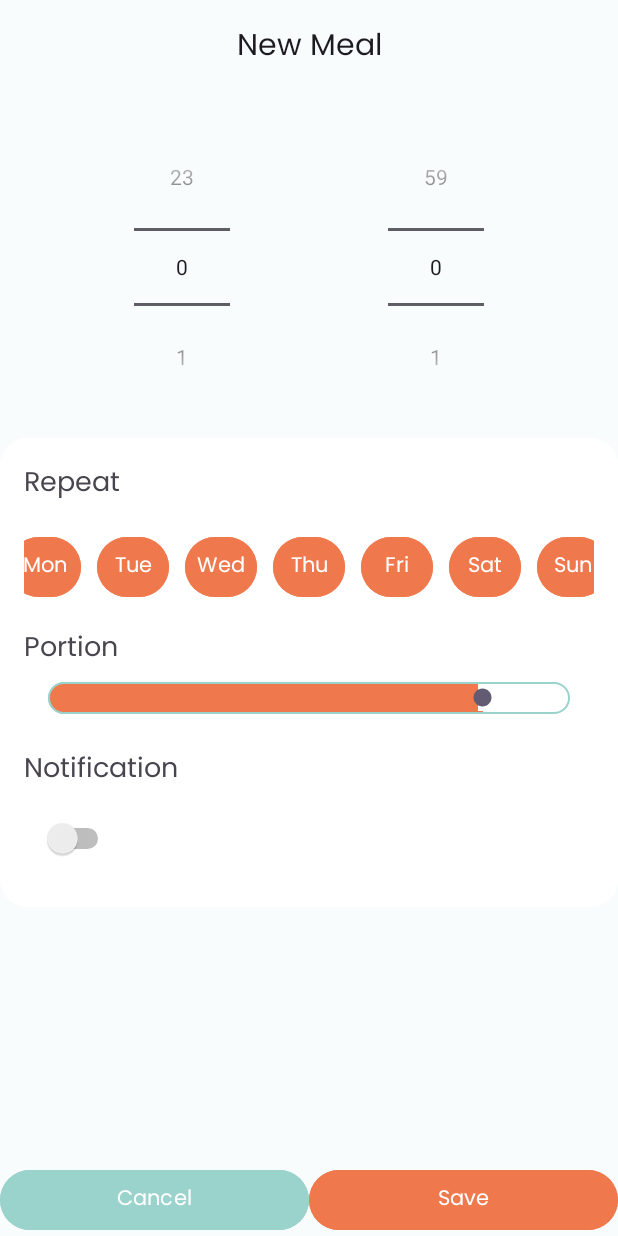
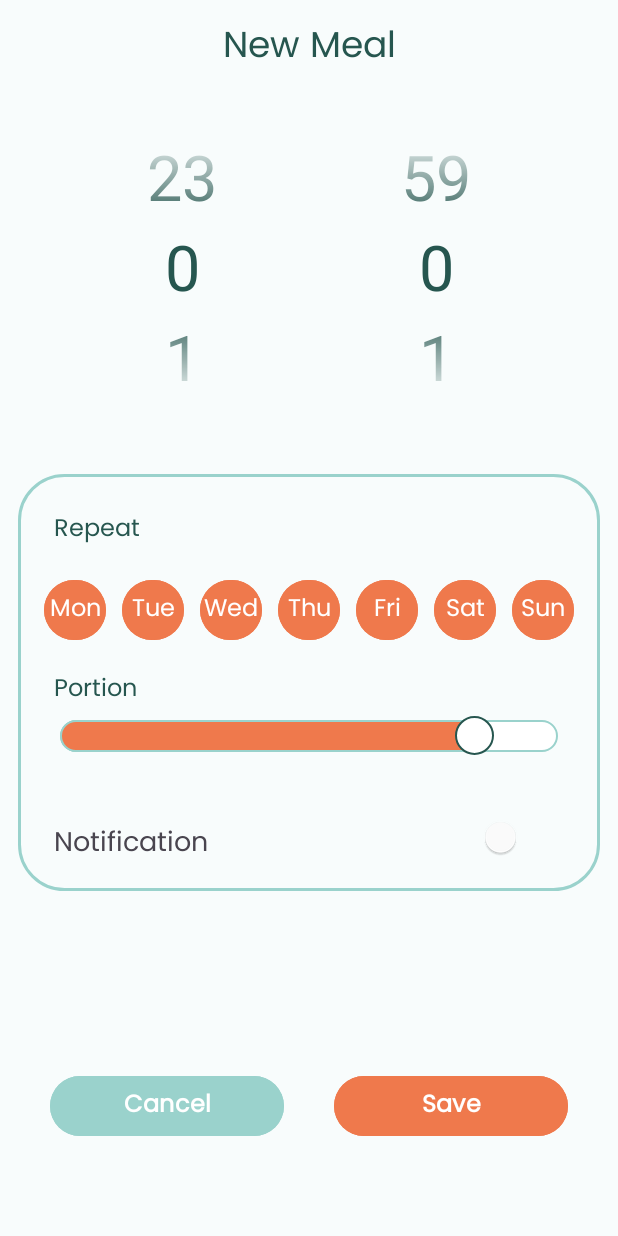
Before and after one commit to Rubendsp30/Project_CM, an Android app: the fragment ScheduleFragment placed in its activity, on a phone screen of 412 x 824 dp. Run offline under Robolectric (Android 15) with nearby library versions, the phone set to English and light mode, and no system bars; our stand-ins replace Firebase (no records; nobody signed in at launch, a user with empty details on screens opened directly); libraries missing offline, so code that uses them is left out: info.mqtt.android, org.eclipse.paho; 2 statements that could not run were skipped.

Commit message:
Schedule UI

```diff
--- a/Project_CM/app/src/main/java/com/example/project_cm/Fragments/ScheduleFragment.java
+++ b/Project_CM/app/src/main/java/com/example/project_cm/Fragments/ScheduleFragment.java
@@ -88,7 +88,6 @@ public class ScheduleFragment extends Fragment {
         numberPickerHour = view.findViewById(R.id.numberPickerHour);
         numberPickerMinute = view.findViewById(R.id.numberPickerMinute);
         portionSeekBar = view.findViewById(R.id.portionSeekBar);
-        notificationSwitch = view.findViewById(R.id.switch1);
         saveButton = view.findViewById(R.id.saveButton);
         cancelButton = view.findViewById(R.id.cancelButton);
 
@@ -134,8 +133,9 @@ public class ScheduleFragment extends Fragment {
         for (Button dayButton : dayButtons) {
             dayButton.setOnClickListener(v -> {
                 v.setSelected(!v.isSelected());
-                v.getBackground().setTint(v.isSelected() ? getResources().getColor(R.color.orange_100) : getResources().getColor(R.color.orange_300));
+                v.getBackground().setTint(v.isSelected() ? getResources().getColor(R.color.orange_300) : getResources().getColor(R.color.orange_100));
             });
+            dayButton.getBackground().setTint(getResources().getColor(R.color.orange_300, null));
         }
     }
 
--- /dev/null
+++ b/Project_CM/app/src/main/res/drawable/weekdaybuttons.xml
@@ -0,0 +1,5 @@
+<?xml version="1.0" encoding="utf-8"?>
+<shape xmlns:android="http://schemas.android.com/apk/res/android">
+    <solid android:color="@color/orange_300"/>
+    <corners android:radius="300dp"/>
+</shape>
--- a/Project_CM/app/src/main/res/layout/schedule_fragment.xml
+++ b/Project_CM/app/src/main/res/layout/schedule_fragment.xml
@@ -21,14 +21,18 @@
             android:layout_height="wrap_content"
             android:layout_gravity="center"
             android:text="@string/new_meal"
+            android:textSize="@dimen/medium_24"
+            android:textColor="@color/green_400"
             android:textAppearance="@style/TextAppearance.Widget.AppCompat.Toolbar.Title" />
     </androidx.appcompat.widget.Toolbar>
+
     <NumberPicker
         android:id="@+id/numberPickerHour"
         android:layout_width="wrap_content"
         android:layout_height="wrap_content"
         android:layout_marginTop="24dp"
         android:layout_marginEnd="8dp"
+        android:theme="@style/NumberPicker"
         app:layout_constraintTop_toBottomOf="@+id/toolbar"
         app:layout_constraintEnd_toStartOf="@+id/numberPickerMinute"
         app:layout_constraintStart_toStartOf="parent" />
@@ -40,110 +44,140 @@
         android:layout_height="wrap_content"
         android:layout_marginTop="24dp"
         android:layout_marginStart="8dp"
+        android:theme="@style/NumberPicker"
         app:layout_constraintTop_toBottomOf="@+id/toolbar"
         app:layout_constraintStart_toEndOf="@+id/numberPickerHour"
         app:layout_constraintEnd_toEndOf="parent" />
 
     <LinearLayout
         android:id="@+id/container"
-        android:layout_width="0dp"
+        android:layout_width="match_parent"
         android:layout_height="wrap_content"
+        android:layout_marginHorizontal="32dp"
+        android:layout_marginStart="12dp"
+        android:layout_marginTop="48dp"
+        android:layout_marginEnd="12dp"
+        android:layout_weight="1"
+        android:background="@drawable/custom_username_edit_text"
         android:orientation="vertical"
-        android:background="@drawable/rounded_corner_background"
-        android:padding="16dp"
-        app:layout_constraintTop_toBottomOf="@id/numberPickerMinute"
+        android:padding="12dp"
+        app:layout_constraintEnd_toEndOf="parent"
         app:layout_constraintStart_toStartOf="parent"
-        app:layout_constraintEnd_toEndOf="parent"
-        android:layout_marginTop="24dp">
+        app:layout_constraintTop_toBottomOf="@id/numberPickerMinute">
 
         <!-- Repeat Section -->
         <TextView
             android:id="@+id/repeatLabel"
             android:layout_width="wrap_content"
             android:layout_height="wrap_content"
+            android:layout_marginStart="12dp"
+            android:layout_marginTop="12dp"
             android:text="@string/repeat"
-            android:textAppearance="@style/TextAppearance.AppCompat.Medium" />
+            android:textAppearance="@style/TextAppearance.AppCompat.Medium"
+            android:textColor="@color/green_400"
+            android:textSize="@dimen/small_16" />
 
         <!-- Day of the Week Buttons -->
         <LinearLayout
             android:id="@+id/dayOfWeekButtons"
-            android:layout_width="match_parent"
+            android:layout_width="wrap_content"
             android:layout_height="wrap_content"
+            android:layout_marginTop="16dp"
+            android:gravity="center"
             android:orientation="horizontal"
-            android:gravity="center"
-            android:layout_marginTop="16dp">
+            android:weightSum="7">
 
             <!-- Example for Monday button -->
             <Button
                 android:id="@+id/buttonMonday"
-                android:layout_width="48dp"
-                android:layout_height="wrap_content"
-                android:backgroundTint="@color/orange_300"
+                android:layout_width="0dp"
+                android:layout_height="match_parent"
+                android:layout_marginLeft="5dp"
+                android:layout_marginRight="5dp"
+                android:layout_weight="1"
+                android:backgroundTint="@color/orange_100"
                 android:padding="0dp"
                 android:text="@string/mon"
+                android:textColor="@color/white"
+                android:textSize="@dimen/small_16" />
+
+            <Button
+                android:id="@+id/buttonTuesday"
+                android:layout_width="0dp"
+                android:layout_height="match_parent"
                 android:layout_marginLeft="5dp"
                 android:layout_marginRight="5dp"
-                android:textColor="@color/white" />
-            <Button
-                android:id="@+id/buttonTuesday"
-                android:layout_width="48dp"
-                android:layout_height="wrap_content"
-                android:backgroundTint="@color/orange_300"
+                android:layout_weight="1"
+                android:backgroundTint="@color/orange_100"
                 android:padding="0dp"
                 android:text="@string/tue"
+                android:textColor="@color/white"
+                android:textSize="@dimen/small_16" />
+
+            <Button
+                android:id="@+id/buttonWednesday"
+                android:layout_width="0dp"
+                android:layout_height="match_parent"
                 android:layout_marginLeft="5dp"
                 android:layout_marginRight="5dp"
-                android:textColor="@color/white" />
-            <Button
-                android:id="@+id/buttonWednesday"
-                android:layout_width="48dp"
-                android:layout_height="wrap_content"
-                android:backgroundTint="@color/orange_300"
+                android:layout_weight="1"
+                android:backgroundTint="@color/orange_100"
                 android:padding="0dp"
                 android:text="@string/wed"
+                android:textColor="@color/white"
+                android:textSize="@dimen/small_16" />
+
+            <Button
+                android:id="@+id/buttonThursday"
+                android:layout_width="0dp"
+                android:layout_height="match_parent"
                 android:layout_marginLeft="5dp"
                 android:layout_marginRight="5dp"
-                android:textColor="@color/white" />
-            <Button
-                android:id="@+id/buttonThursday"
-                android:layout_width="48dp"
-                android:layout_height="wrap_content"
-                android:backgroundTint="@color/orange_300"
+                android:layout_weight="1"
+                android:backgroundTint="@color/orange_100"
                 android:padding="0dp"
                 android:text="@string/thu"
+                android:textColor="@color/white"
+                android:textSize="@dimen/small_16" />
+
+            <Button
+                android:id="@+id/buttonFriday"
+                android:layout_width="0dp"
+                android:layout_height="match_parent"
                 android:layout_marginLeft="5dp"
                 android:layout_marginRight="5dp"
-                android:textColor="@color/white" />
-            <Button
-                android:id="@+id/buttonFriday"
-                android:layout_width="48dp"
-                android:layout_height="wrap_content"
-                android:backgroundTint="@color/orange_300"
+                android:layout_weight="1"
+                android:backgroundTint="@color/orange_100"
                 android:padding="0dp"
                 android:text="@string/fri"
+                android:textColor="@color/white"
+                android:textSize="@dimen/small_16" />
+
+            <Button
+                android:id="@+id/buttonSaturday"
+                android:layout_width="0dp"
+                android:layout_height="match_parent"
                 android:layout_marginLeft="5dp"
                 android:layout_marginRight="5dp"
-                android:textColor="@color/white" />
-            <Button
-                android:id="@+id/buttonSaturday"
-                android:layout_width="48dp"
-                android:layout_height="wrap_content"
-                android:backgroundTint="@color/orange_300"
+                android:layout_weight="1"
+                android:backgroundTint="@color/orange_100"
                 android:padding="0dp"
                 android:text="@string/sat"
+                android:textColor="@color/white"
+                android:textSize="@dimen/small_16" />
+
+            <Button
+                android:id="@+id/buttonSunday"
+                android:layout_width="0dp"
+                android:layout_height="match_parent"
                 android:layout_marginLeft="5dp"
                 android:layout_marginRight="5dp"
-                android:textColor="@color/white" />
-            <Button
-                android:id="@+id/buttonSunday"
-                android:layout_width="48dp"
-                android:layout_height="wrap_content"
-                android:backgroundTint="@color/orange_300"
+                android:layout_weight="1"
+                android:backgroundTint="@color/orange_100"
                 android:padding="0dp"
                 android:text="@string/sun"
-                android:layout_marginLeft="5dp"
-                android:layout_marginRight="5dp"
-                android:textColor="@color/white" />
+                android:textColor="@color/white"
+                android:textSize="@dimen/small_16" />
         </LinearLayout>
 
         <!-- Portion Section -->
@@ -151,9 +185,13 @@
             android:id="@+id/portionLabel"
             android:layout_width="wrap_content"
             android:layout_height="wrap_content"
+            android:layout_marginStart="12dp"
+            android:layout_marginTop="16dp"
+
             android:text="@string/portion"
             android:textAppearance="@style/TextAppearance.AppCompat.Medium"
-            android:layout_marginTop="16dp"/>
+            android:textColor="@color/green_400"
+            android:textSize="@dimen/small_16" />
 
         <SeekBar
             android:id="@+id/portionSeekBar"
@@ -163,50 +201,76 @@
             android:min="10"
             android:progress="85"
             android:progressDrawable="@drawable/custom_seekbar"
+            android:splitTrack="false"
+            android:thumb="@drawable/custom_seekbar_thumb"
             app:layout_constraintEnd_toEndOf="parent"
             app:layout_constraintStart_toStartOf="parent"
             app:layout_constraintTop_toBottomOf="@id/portionTreatText" />
 
-
+        <LinearLayout
+            android:layout_width="match_parent"
+            android:layout_height="wrap_content"
+            android:layout_marginStart="12dp"
+            android:layout_marginTop="16dp"
+            android:orientation="horizontal">
             <!-- Notification Section -->
             <TextView
                 android:id="@+id/notificationLabel"
                 android:layout_width="wrap_content"
                 android:layout_height="wrap_content"
+                android:layout_marginTop="16dp"
                 android:text="@string/notification"
-            android:textAppearance="@style/TextAppearance.AppCompat.Medium"
-            android:layout_marginTop="16dp"/>
+                android:textAppearance="@style/TextAppearance.AppCompat.Medium" />
 
-        <Switch
-            android:id="@+id/switch1"
-            android:layout_width="60dp"
-            android:layout_height="60dp"
+            <com.google.android.material.switchmaterial.SwitchMaterial
+                android:id="@+id/switchAnimatedNotifications"
+                style="@style/CustomSwitch"
+                android:layout_width="wrap_content"
+                android:layout_height="wrap_content"
+                android:layout_marginHorizontal="20dp"
+                android:layout_marginStart="180dp"
+                android:layout_marginTop="10dp"
+                android:elevation="4dp"
+                android:paddingHorizontal="20dp"
+                app:layout_constraintEnd_toEndOf="parent"
+                app:layout_constraintStart_toStartOf="parent"
+                app:layout_constraintTop_toBottomOf="parent"
+                tools:ignore="UseSwitchCompatOrMaterialXml" />
 
-            />
+        </LinearLayout>
     </LinearLayout>
 
     <!-- Cancel Button -->
-    <Button
-        android:id="@+id/cancelButton"
-        android:layout_width="0dp"
-        android:layout_height="wrap_content"
-        android:text="@string/cancel"
-        android:backgroundTint="@color/green_200"
-        app:layout_constraintBottom_toBottomOf="parent"
-        app:layout_constraintStart_toStartOf="parent"
-        app:layout_constraintEnd_toStartOf="@id/saveButton"
-        app:layout_constraintWidth_percent="0.5" />
 
     <!-- Save Button -->
     <Button
+        android:id="@+id/cancelButton"
+        android:layout_width="156dp"
+        android:layout_height="wrap_content"
+        android:layout_marginTop="56dp"
+        android:backgroundTint="@color/green_200"
+        android:text="@string/cancel"
+        android:textSize="@dimen/small_16"
+        android:textStyle="bold"
+        app:layout_constraintBottom_toBottomOf="parent"
+        app:layout_constraintEnd_toStartOf="@id/saveButton"
+        app:layout_constraintStart_toStartOf="parent"
+        app:layout_constraintTop_toBottomOf="@+id/container"
+        app:layout_constraintWidth_percent="0.5" />
+
+    <Button
         android:id="@+id/saveButton"
-        android:layout_width="0dp"
+        android:layout_width="156dp"
         android:layout_height="wrap_content"
+        android:layout_marginTop="56dp"
+        android:backgroundTint="@color/orange_300"
         android:text="@string/save"
-        android:backgroundTint="@color/orange_300"
+        android:textSize="@dimen/small_16"
+        android:textStyle="bold"
         app:layout_constraintBottom_toBottomOf="parent"
+        app:layout_constraintEnd_toEndOf="parent"
         app:layout_constraintStart_toEndOf="@id/cancelButton"
-        app:layout_constraintEnd_toEndOf="parent"
+        app:layout_constraintTop_toBottomOf="@+id/container"
         app:layout_constraintWidth_percent="0.5" />
 
 
--- a/Project_CM/app/src/main/res/values/styles.xml
+++ b/Project_CM/app/src/main/res/values/styles.xml
@@ -17,4 +17,17 @@
         <item name="trackTint">@color/switch_track_color</item>
     </style>
 
+    <style name="NumbersColors" parent="Theme.AppCompat.Light.Dialog.Alert">
+        <item name="colorAccent">@color/green_400</item>
+        <item name="colorSecondary">@color/green_200</item>
+    </style>
+
+    <style name="NumberPicker" parent="NumbersColors">
+        <item name="colorAccent">@color/green_400</item>
+        <item name="colorControlNormal">@android:color/transparent</item>
+
+        <item name="android:textColorPrimary">@color/green_400</item>
+        <item name="android:textSize">42sp</item>
+    </style>
+
 </resources>
```
Lines whose indentation alone changed are shown as unchanged.
